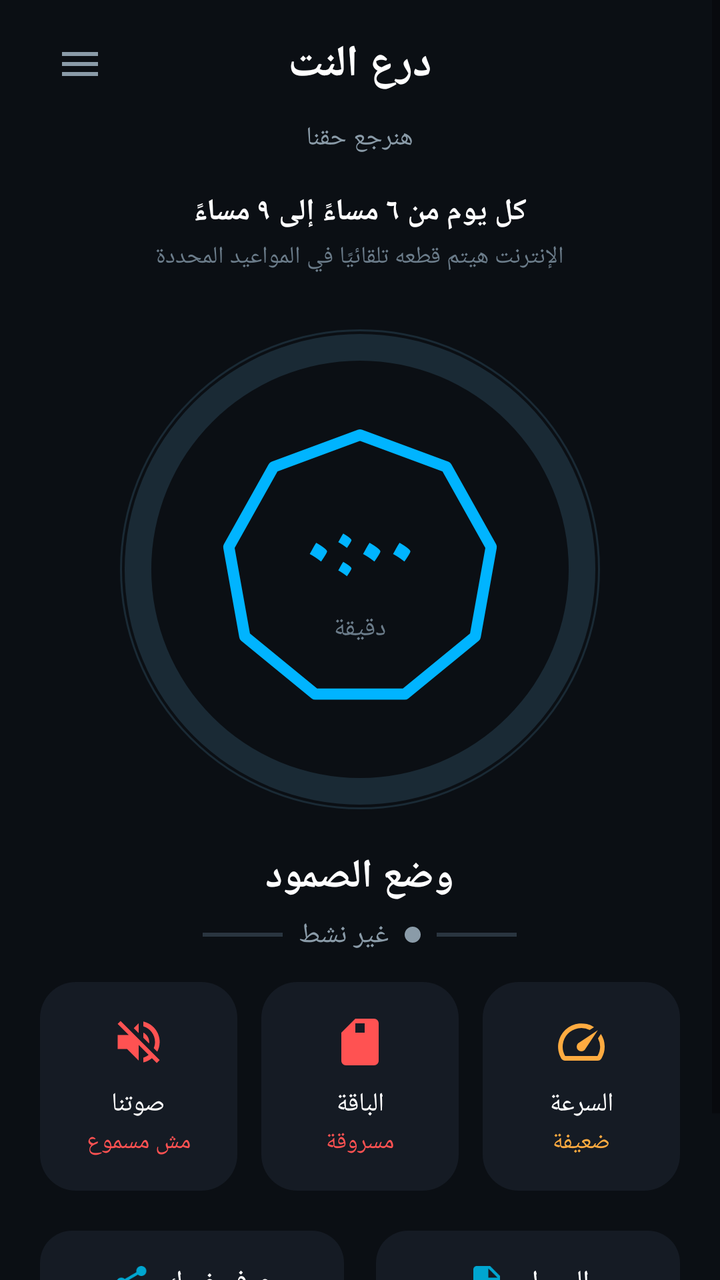
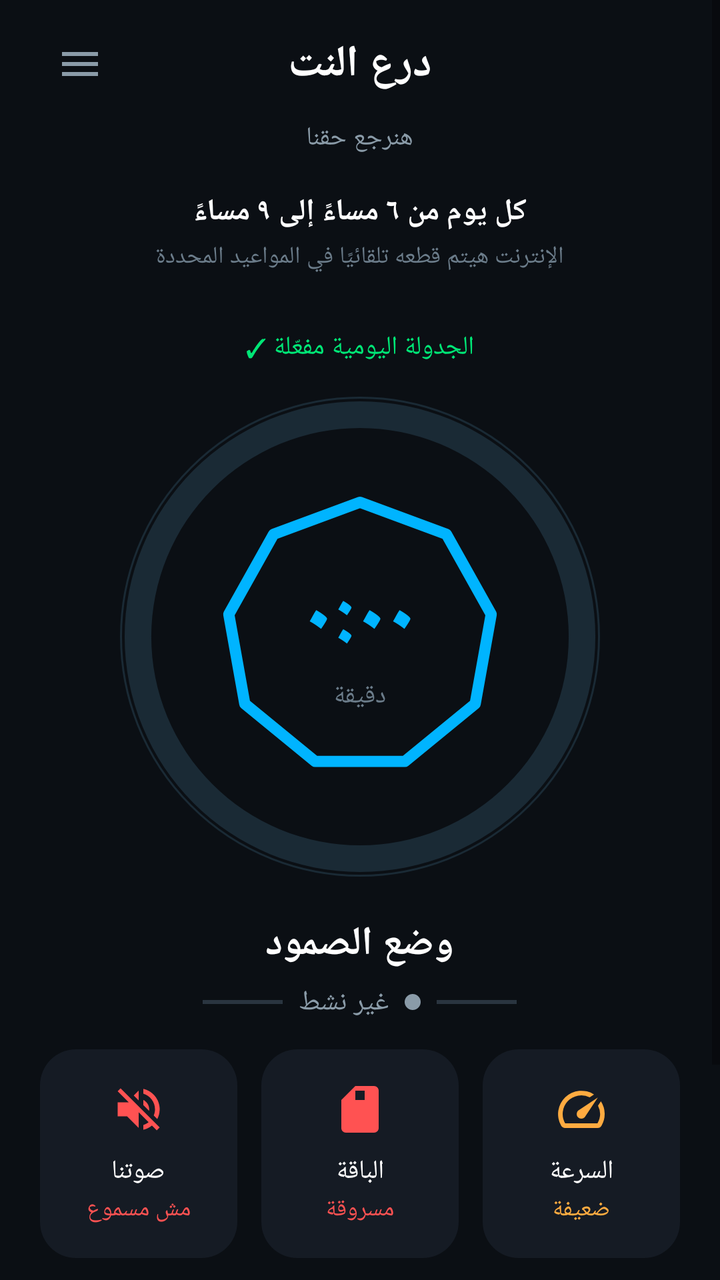

Two renders of the same Android screen: before a commit and after it. Below are the layout's source before the change and the commit's diff.
<!-- AndroidManifest.xml: application theme Theme.SomoodApp -->
<!-- res/layout/activity_main.xml -->
<?xml version="1.0" encoding="utf-8"?>
<ScrollView xmlns:android="http://schemas.android.com/apk/res/android"
    xmlns:app="http://schemas.android.com/apk/res-auto"
    android:layout_width="match_parent"
    android:layout_height="match_parent"
    android:background="#0B0F14"
    android:fillViewport="true">

    <LinearLayout
        android:layout_width="match_parent"
        android:layout_height="wrap_content"
        android:orientation="vertical"
        android:paddingHorizontal="20dp"
        android:paddingTop="12dp"
        android:paddingBottom="24dp"
        android:gravity="center"
        android:maxLines="3">

        
        <RelativeLayout
            android:layout_width="match_parent"
            android:layout_height="wrap_content"
            android:layout_marginBottom="8dp">

            <ImageView
                android:id="@+id/btnMenu"
                android:layout_width="40dp"
                android:layout_height="40dp"
                android:layout_alignParentStart="true"
                android:layout_centerVertical="true"
                android:padding="8dp"
                android:src="@drawable/ic_menu"
                android:background="?attr/selectableItemBackgroundBorderless"
                app:tint="#8A9BA8" />

            <TextView
                android:layout_width="wrap_content"
                android:layout_height="wrap_content"
                android:layout_centerInParent="true"
                android:text="@string/app_name"
                android:textColor="#FFFFFF"
                android:textSize="22sp"
                android:textStyle="bold"
                android:fontFamily="@font/tajawal" />
        </RelativeLayout>

        <TextView
            android:layout_width="wrap_content"
            android:layout_height="wrap_content"
            android:text="@string/subtitle"
            android:textColor="#8A9BA8"
            android:textSize="13sp"
            android:fontFamily="@font/tajawal"
            android:layout_marginBottom="18dp" />

        <TextView
            android:layout_width="wrap_content"
            android:layout_height="wrap_content"
            android:text="@string/schedule_text"
            android:textColor="#FFFFFF"
            android:textSize="15sp"
            android:textStyle="bold"
            android:fontFamily="@font/tajawal"
            android:layout_marginBottom="4dp" />

        <TextView
            android:layout_width="wrap_content"
            android:layout_height="wrap_content"
            android:text="@string/warning_text"
            android:textColor="#6B7C8A"
            android:textSize="12sp"
            android:fontFamily="@font/tajawal"
            android:layout_marginBottom="28dp"
            android:gravity="center" />

        
        <FrameLayout
            android:layout_width="240dp"
            android:layout_height="240dp"
            android:layout_marginBottom="20dp">

            <View
                android:layout_width="match_parent"
                android:layout_height="match_parent"
                android:background="@drawable/ring_ticks" />

            <ProgressBar
                android:id="@+id/progressRing"
                style="?android:attr/progressBarStyleHorizontal"
                android:layout_width="match_parent"
                android:layout_height="match_parent"
                android:indeterminate="false"
                android:max="180"
                android:progress="0"
                android:progressDrawable="@drawable/circular_progress"
                android:rotation="-90" />

            <View
                android:layout_width="160dp"
                android:layout_height="160dp"
                android:layout_gravity="center"
                android:background="@drawable/hexagon_outline" />

            <LinearLayout
                android:layout_width="wrap_content"
                android:layout_height="wrap_content"
                android:layout_gravity="center"
                android:orientation="vertical"
                android:gravity="center">

                <TextView
                    android:id="@+id/countdownText"
                    android:layout_width="wrap_content"
                    android:layout_height="wrap_content"
                    android:text="٠:٠٠"
                    android:textColor="#00B4FF"
                    android:textSize="42sp"
                    android:textStyle="bold"
                    android:fontFamily="@font/tajawal"
                    android:includeFontPadding="false" />

                <TextView
                    android:id="@+id/countdownLabel"
                    android:layout_width="wrap_content"
                    android:layout_height="wrap_content"
                    android:text="@string/minutes_left"
                    android:textColor="#6B7C8A"
                    android:textSize="13sp"
                    android:fontFamily="@font/tajawal"
                    android:layout_marginTop="2dp" />
            </LinearLayout>
        </FrameLayout>

        
        <TextView
            android:layout_width="wrap_content"
            android:layout_height="wrap_content"
            android:text="@string/mode_title"
            android:textColor="#FFFFFF"
            android:textSize="20sp"
            android:textStyle="bold"
            android:fontFamily="@font/tajawal"
            android:layout_marginBottom="6dp" />

        <LinearLayout
            android:layout_width="wrap_content"
            android:layout_height="wrap_content"
            android:orientation="horizontal"
            android:gravity="center_vertical"
            android:layout_marginBottom="14dp">

            <View
                android:layout_width="40dp"
                android:layout_height="2dp"
                android:background="@drawable/wave_line" />

            <TextView
                android:id="@+id/statusText"
                android:layout_width="wrap_content"
                android:layout_height="wrap_content"
                android:text="@string/status_inactive"
                android:textColor="#8A9BA8"
                android:textSize="14sp"
                android:fontFamily="@font/tajawal"
                android:layout_marginHorizontal="8dp" />

            <View
                android:id="@+id/statusDot"
                android:layout_width="8dp"
                android:layout_height="8dp"
                android:background="@drawable/dot_inactive" />

            <View
                android:layout_width="40dp"
                android:layout_height="2dp"
                android:background="@drawable/wave_line"
                android:layout_marginStart="8dp" />
        </LinearLayout>

        
        <LinearLayout
            android:id="@+id/remainingChip"
            android:layout_width="wrap_content"
            android:layout_height="wrap_content"
            android:orientation="horizontal"
            android:gravity="center_vertical"
            android:background="@drawable/chip_bg"
            android:paddingHorizontal="14dp"
            android:paddingVertical="8dp"
            android:layout_marginBottom="28dp"
            android:visibility="gone">
            <TextView
                android:id="@+id/remainingText"
                android:layout_width="wrap_content"
                android:layout_height="wrap_content"
                android:text="@string/remaining_chip"
                android:textColor="#FFFFFF"
                android:textSize="12sp"
                android:fontFamily="@font/tajawal" />

            <ImageView
                android:layout_width="16dp"
                android:layout_height="16dp"
                android:layout_marginStart="6dp"
                android:src="@drawable/ic_info"
                app:tint="#00A6D0" />
        </LinearLayout>

        
        <LinearLayout
            android:layout_width="match_parent"
            android:layout_height="wrap_content"
            android:orientation="horizontal"
            android:layout_marginBottom="20dp">

            
            <LinearLayout
                android:layout_width="0dp"
                android:layout_height="wrap_content"
                android:layout_weight="1"
                android:orientation="vertical"
                android:gravity="center"
                android:background="@drawable/card_dark"
                android:paddingVertical="16dp"
                android:layout_marginEnd="6dp">

                <ImageView
                    android:layout_width="28dp"
                    android:layout_height="28dp"
                    android:src="@drawable/ic_sound_mute"
                    app:tint="#FF5252" />

                <TextView
                    android:layout_width="wrap_content"
                    android:layout_height="wrap_content"
                    android:text="@string/sound_label"
                    android:textColor="#FFFFFF"
                    android:textSize="13sp"
                    android:fontFamily="@font/tajawal"
                    android:layout_marginTop="8dp" />

                <TextView
                    android:layout_width="wrap_content"
                    android:layout_height="wrap_content"
                    android:text="@string/sound_status"
                    android:textColor="#FF5252"
                    android:textSize="12sp"
                    android:fontFamily="@font/tajawal"
                    android:layout_marginTop="2dp" />
            </LinearLayout>

            
            <LinearLayout
                android:layout_width="0dp"
                android:layout_height="wrap_content"
                android:layout_weight="1"
                android:orientation="vertical"
                android:gravity="center"
                android:background="@drawable/card_dark"
                android:paddingVertical="16dp"
                android:layout_marginHorizontal="6dp">

                <ImageView
                    android:layout_width="28dp"
                    android:layout_height="28dp"
                    android:src="@drawable/ic_sim"
                    app:tint="#FF5252" />

                <TextView
                    android:layout_width="wrap_content"
                    android:layout_height="wrap_content"
                    android:text="@string/package_label"
                    android:textColor="#FFFFFF"
                    android:textSize="13sp"
                    android:fontFamily="@font/tajawal"
                    android:layout_marginTop="8dp" />

                <TextView
                    android:layout_width="wrap_content"
                    android:layout_height="wrap_content"
                    android:text="@string/package_status"
                    android:textColor="#FF5252"
                    android:textSize="12sp"
                    android:fontFamily="@font/tajawal"
                    android:layout_marginTop="2dp" />
            </LinearLayout>
            
            <LinearLayout
                android:layout_width="0dp"
                android:layout_height="wrap_content"
                android:layout_weight="1"
                android:orientation="vertical"
                android:gravity="center"
                android:background="@drawable/card_dark"
                android:paddingVertical="16dp"
                android:layout_marginStart="6dp">

                <ImageView
                    android:layout_width="28dp"
                    android:layout_height="28dp"
                    android:src="@drawable/ic_speed"
                    app:tint="#FFAB40" />

                <TextView
                    android:layout_width="wrap_content"
                    android:layout_height="wrap_content"
                    android:text="@string/speed_label"
                    android:textColor="#FFFFFF"
                    android:textSize="13sp"
                    android:fontFamily="@font/tajawal"
                    android:layout_marginTop="8dp" />

                <TextView
                    android:layout_width="wrap_content"
                    android:layout_height="wrap_content"
                    android:text="@string/speed_status"
                    android:textColor="#FFAB40"
                    android:textSize="12sp"
                    android:fontFamily="@font/tajawal"
                    android:layout_marginTop="2dp" />
            </LinearLayout>
        </LinearLayout>

        
        <LinearLayout
            android:layout_width="match_parent"
            android:layout_height="wrap_content"
            android:orientation="horizontal">

            <LinearLayout
                android:id="@+id/btnShare"
                android:layout_width="0dp"
                android:layout_height="52dp"
                android:layout_weight="1"
                android:orientation="horizontal"
                android:gravity="center"
                android:background="@drawable/btn_dark"
                android:layout_marginEnd="8dp">

                <ImageView
                    android:layout_width="20dp"
                    android:layout_height="20dp"
                    android:src="@drawable/ic_share"
                    app:tint="#00A6D0" />

                <TextView
                    android:layout_width="wrap_content"
                    android:layout_height="wrap_content"
                    android:text="@string/btn_share"
                    android:textColor="#FFFFFF"
                    android:textSize="14sp"
                    android:fontFamily="@font/tajawal"
                    android:layout_marginStart="8dp" />
            </LinearLayout>

            <LinearLayout
                android:id="@+id/btnLog"
                android:layout_width="0dp"
                android:layout_height="52dp"
                android:layout_weight="1"
                android:orientation="horizontal"
                android:gravity="center"
                android:background="@drawable/btn_dark"
                android:layout_marginStart="8dp">

                <ImageView
                    android:layout_width="20dp"
                    android:layout_height="20dp"
                    android:src="@drawable/ic_log"
                    app:tint="#00A6D0" />

                <TextView
                    android:layout_width="wrap_content"
                    android:layout_height="wrap_content"
                    android:text="@string/btn_log"
                    android:textColor="#FFFFFF"
                    android:textSize="14sp"
                    android:fontFamily="@font/tajawal"
                    android:layout_marginStart="8dp" />
            </LinearLayout>
        </LinearLayout>

        <TextView
            android:layout_width="wrap_content"
            android:layout_height="wrap_content"
            android:text="@string/footer"
            android:textColor="#5A6A78"
            android:textSize="12sp"
            android:fontFamily="@font/tajawal"
            android:layout_marginTop="28dp" />

    </LinearLayout>
</ScrollView>
<!-- resources referenced by this layout -->
<resources>
  <!-- drawable btn_dark (drawable) -->
  <?xml version="1.0" encoding="utf-8"?>
  <shape xmlns:android="http://schemas.android.com/apk/res/android"
      android:shape="rectangle">
      <solid android:color="#151B24" />
      <corners android:radius="16dp" />
  </shape>
  <!-- drawable card_dark (drawable) -->
  <?xml version="1.0" encoding="utf-8"?>
  <shape xmlns:android="http://schemas.android.com/apk/res/android"
      android:shape="rectangle">
      <solid android:color="#151B24" />
      <corners android:radius="18dp" />
  </shape>
  <!-- drawable chip_bg (drawable) -->
  <?xml version="1.0" encoding="utf-8"?>
  <shape xmlns:android="http://schemas.android.com/apk/res/android"
      android:shape="rectangle">
      <solid android:color="#1A2332" />
      <corners android:radius="20dp" />
  </shape>
  <!-- drawable dot_inactive (drawable) -->
  <?xml version="1.0" encoding="utf-8"?>
  <shape xmlns:android="http://schemas.android.com/apk/res/android"
      android:shape="oval">
      <solid android:color="#8A9BA8" />
  </shape>
  <!-- drawable ic_info (drawable) -->
  <?xml version="1.0" encoding="utf-8"?>
  <vector xmlns:android="http://schemas.android.com/apk/res/android"
      android:width="24dp"
      android:height="24dp"
      android:viewportWidth="24"
      android:viewportHeight="24">
      <path
          android:fillColor="#00A6D0"
          android:pathData="M12,2C6.48,2 2,6.48 2,12s4.48,10 10,10 10,-4.48 10,-10S17.52,2 12,2zM13,17h-2v-6h2v6zM13,9h-2V7h2v2z"/>
  </vector>
  <!-- drawable ic_menu (drawable) -->
  <?xml version="1.0" encoding="utf-8"?>
  <vector xmlns:android="http://schemas.android.com/apk/res/android"
      android:width="24dp"
      android:height="24dp"
      android:viewportWidth="24"
      android:viewportHeight="24">
      <path
          android:fillColor="#8A9BA8"
          android:pathData="M3,6h18v2H3V6zM3,11h18v2H3V11zM3,16h18v2H3V16z"/>
  </vector>
  <!-- drawable ic_sim (drawable) -->
  <?xml version="1.0" encoding="utf-8"?>
  <vector xmlns:android="http://schemas.android.com/apk/res/android"
      android:width="24dp"
      android:height="24dp"
      android:viewportWidth="24"
      android:viewportHeight="24">
      <path
          android:fillColor="#FF5252"
          android:pathData="M18,2h-8L4,8v12c0,1.1 0.9,2 2,2h12c1.1,0 2,-0.9 2,-2V4c0,-1.1 -0.9,-2 -2,-2zM14,8h-4V4h4v4z"/>
  </vector>
  <!-- drawable ring_ticks (drawable) -->
  <?xml version="1.0" encoding="utf-8"?>
  <shape xmlns:android="http://schemas.android.com/apk/res/android"
      android:shape="oval">
      <stroke
          android:width="1dp"
          android:color="#1A2A35" />
      <solid android:color="#00000000" />
  </shape>
  <!-- drawable wave_line (drawable) -->
  <?xml version="1.0" encoding="utf-8"?>
  <shape xmlns:android="http://schemas.android.com/apk/res/android"
      android:shape="rectangle">
      <solid android:color="#2A3540" />
  </shape>
  <string name="app_name">درع النت</string>
  <string name="btn_log">السجل</string>
  <string name="btn_share">عرف غيرك</string>
  <string name="footer">مع بعض نرجع حقنا</string>
  <string name="minutes_left">دقيقة</string>
  <string name="mode_title">وضع الصمود</string>
  <string name="package_label">الباقة</string>
  <string name="package_status">مسروقة</string>
  <string name="remaining_chip">متبقى ١٠ دقائق على نهاية وضع الصمود</string>
  <string name="schedule_text">كل يوم من ٦ مساءً إلى ٩ مساءً</string>
  <string name="sound_label">صوتنا</string>
  <string name="sound_status">مش مسموع</string>
  <string name="speed_label">السرعة</string>
  <string name="speed_status">ضعيفة</string>
  <string name="status_inactive">غير نشط</string>
  <string name="subtitle">هنرجع حقنا</string>
  <string name="warning_text">الإنترنت هيتم قطعه تلقائيًا في المواعيد المحددة</string>
  <color name="primary">#00A6D0</color>
  <color name="primary_dark">#008CB0</color>
  <color name="white">#FFFFFFFF</color>
  <color name="background">#0A0E14</color>
  <!-- unchanged entries left out for length: 7 -->
</resources>

<!-- the commit's change to res/layout/activity_main.xml (unified diff, before → after) -->
@@ -73,6 +73,16 @@
             android:layout_marginBottom="28dp"
             android:gravity="center" />
 
+       <TextView
+            android:id="@+id/scheduleStatus"
+            android:layout_width="wrap_content"
+            android:layout_height="wrap_content"
+            android:text="الجدولة اليومية مفعّلة ✓"
+            android:textColor="#00E676"
+            android:textSize="13sp"
+            android:fontFamily="@font/tajawal"
+            android:layout_marginBottom="16dp" />
+
         
         <FrameLayout
             android:layout_width="240dp"
